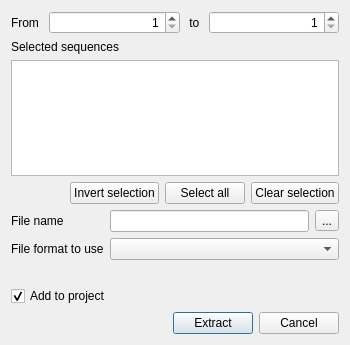
The window that src/corelibs/U2View/src/ov_msa/ui/CreateSubalignimentDialog.ui (violethaze74/ugene) describes before a commit, drawn with Qt 5.
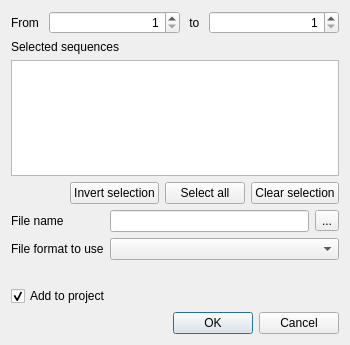
The same window after the commit.

Commit message: Help system for all dialogs, UI improvements for all dialogs.

What changed in the file:
```diff
--- a/src/corelibs/U2View/src/ov_msa/ui/CreateSubalignimentDialog.ui
+++ b/src/corelibs/U2View/src/ov_msa/ui/CreateSubalignimentDialog.ui
@@ -191,38 +191,11 @@
     </spacer>
    </item>
    <item>
-    <layout class="QHBoxLayout" name="horizontalLayout_3">
-     <item>
-      <spacer name="horizontalSpacer_2">
-       <property name="orientation">
-        <enum>Qt::Horizontal</enum>
-       </property>
-       <property name="sizeHint" stdset="0">
-        <size>
-         <width>40</width>
-         <height>20</height>
-        </size>
-       </property>
-      </spacer>
-     </item>
-     <item>
-      <widget class="QPushButton" name="okButton">
-       <property name="text">
-        <string>Extract</string>
-       </property>
-       <property name="default">
-        <bool>true</bool>
-       </property>
-      </widget>
-     </item>
-     <item>
-      <widget class="QPushButton" name="cancelButton">
-       <property name="text">
-        <string>Cancel</string>
-       </property>
-      </widget>
-     </item>
-    </layout>
+    <widget class="QDialogButtonBox" name="buttonBox">
+     <property name="standardButtons">
+      <set>QDialogButtonBox::Cancel|QDialogButtonBox::Ok</set>
+     </property>
+    </widget>
    </item>
   </layout>
  </widget>
```
Left out of the diff: 24 changed lines with no effect on the pictures. The commit also changes 309 other files.
